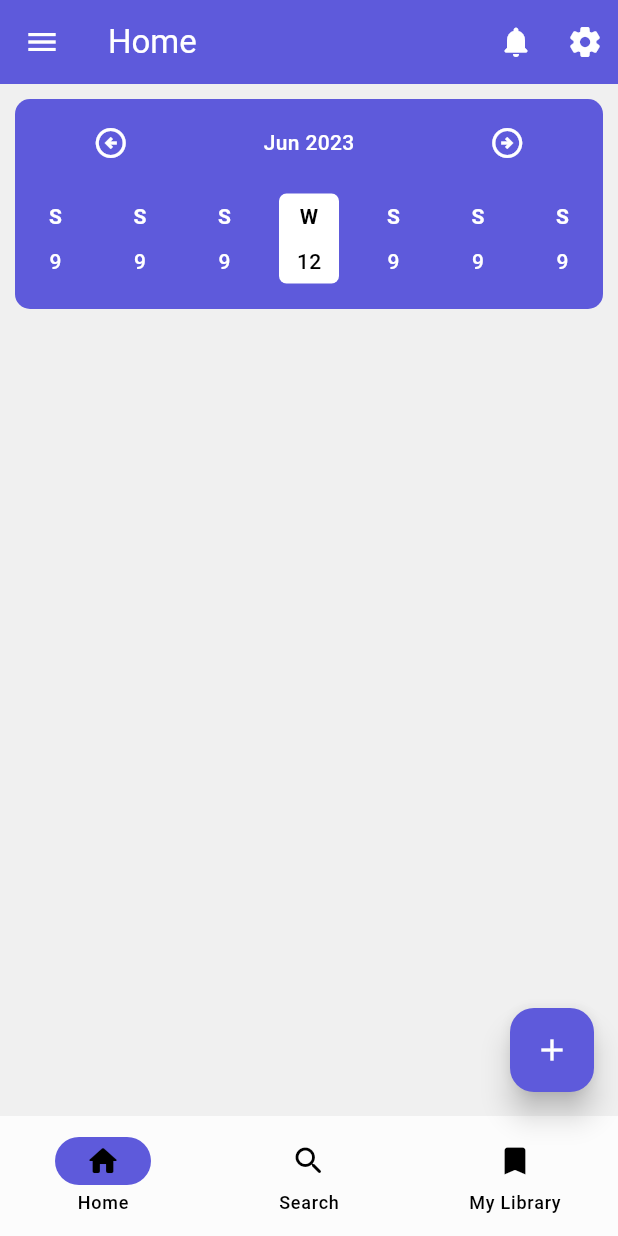
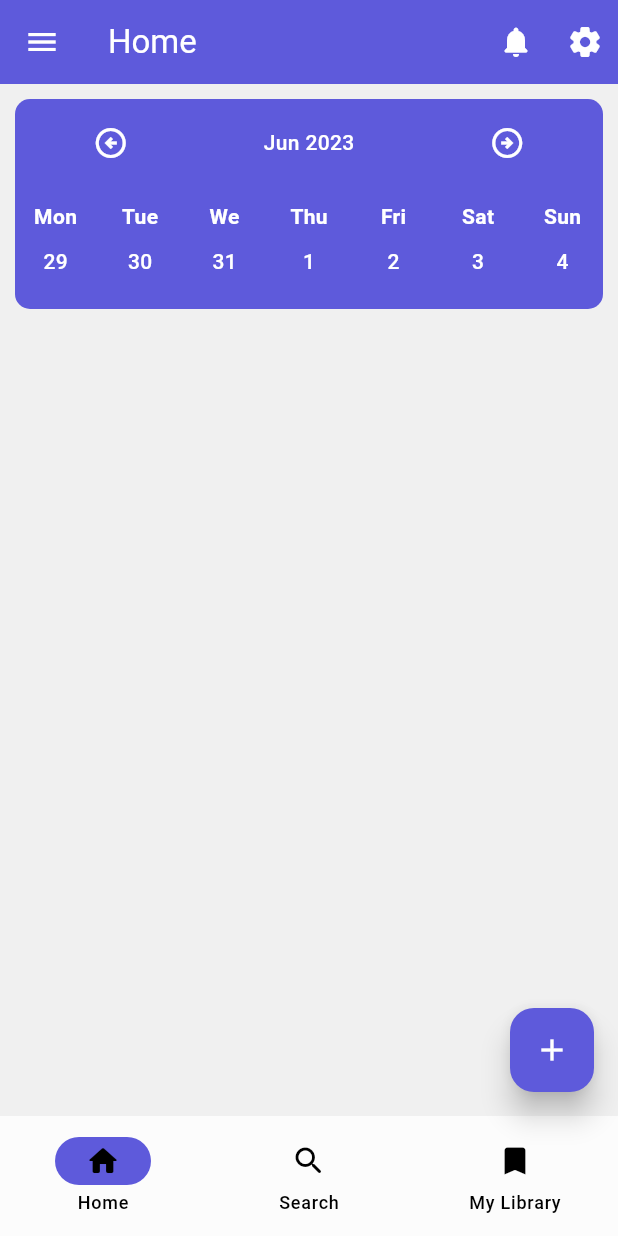
Before and after one commit to ngareleo/remindeer-frontend, a Flutter app: the screen it shows after launch, after a tap on the "arrow circle left" icon, after a tap on the "arrow circle right" icon, on a phone screen of 412 x 824 dp. Run offline on Flutter 3.47's test engine with Material 2 defaults, Android fonts, the phone set to English and light mode, and no system bars; our stand-ins replace flutter_svg.

Commit message:
Finish calendar chooser

```diff
--- a/remindeer/lib/main.dart
+++ b/remindeer/lib/main.dart
@@ -10,7 +10,7 @@ class MyApp extends StatefulWidget {
   const MyApp({Key? key}) : super(key: key);
 
   @override
-  _MyApp createState() => _MyApp();
+  State<StatefulWidget> createState() => _MyApp();
 }
 
 class _MyApp extends State<MyApp> {
--- a/remindeer/lib/src/common/utils/helpers/datetime.dart
+++ b/remindeer/lib/src/common/utils/helpers/datetime.dart
@@ -1,3 +1,5 @@
+import 'package:remindeer/src/common/utils/structs/date.dart';
+
 Map<int, String> mapMonthToString() {
   return {
     0: "Jan",
@@ -15,32 +17,29 @@ Map<int, String> mapMonthToString() {
   };
 }
 
-int getMonthLimit({required int month, required int year}) {
-  var limits = {
-    0: 31,
-    1: year % 4 == 0 ? 28 : 29,
-    2: 31,
-    3: 30,
-    4: 31,
-    5: 30,
-    6: 31,
-    7: 31,
-    8: 30,
-    9: 31,
-    10: 30,
-    11: 31,
-  };
-  return limits[month] ?? 31;
+List<Map<int, Date>> fillWeeks({required DateTime seed}) {
+  var days = ['Mon', 'Tue', 'We', 'Thu', 'Fri', 'Sat', 'Sun'];
+
+  var firstMondayTwoWeeksAgo = seed.weekday == DateTime.monday
+      ? seed.subtract(const Duration(days: 14))
+      : seed.subtract(Duration(days: seed.weekday + 13));
+
+  var weeks = <Map<int, Date>>[];
+  for (int j = 0; j < 4; j++) {
+    var map = <int, Date>{};
+    for (int i = 0; i < 7; i++) {
+      var next = firstMondayTwoWeeksAgo.add(Duration(days: j * 7 + i));
+      map.addAll({
+        next.day: Date(
+            date: next,
+            weekday: days[next.weekday - 1],
+            year: next.year,
+            month: next.month,
+            weekdate: next.weekday,
+            day: next.day)
+      });
+    }
+    weeks.add(map);
+  }
+  return weeks;
 }
-
-Map<int, String> fillDays({required DateTime seed}) {
-  var days = ['M', 'T', 'W', 'T', 'F', 'S', 'S'];
-  var map = {seed.day: days[seed.weekday]};
-  for (int i = 0; i < 15; i++) {
-    var forward = seed.add(Duration(days: i));
-    var backward = seed.subtract(Duration(days: i));
-    map.addAll({forward.day: days[forward.weekday]});
-    map.addAll({backward.day: days[backward.weekday]});
-  }
-  return map;
-}
--- /dev/null
+++ b/remindeer/lib/src/common/utils/structs/date.dart
@@ -0,0 +1,21 @@
+class Date {
+  final DateTime date; // date
+  final int year;
+  final int month;
+  final int day;
+  final int weekdate;
+  final String weekday; // mon, tue, wed
+
+  const Date(
+      {required this.date,
+      required this.weekday,
+      required this.year,
+      required this.month,
+      required this.weekdate,
+      required this.day});
+
+  @override
+  String toString() {
+    return "[Date] $year $month $day";
+  }
+}
--- a/remindeer/lib/src/screens/pages/dashboard/components/calendar_chooser.dart
+++ b/remindeer/lib/src/screens/pages/dashboard/components/calendar_chooser.dart
@@ -1,12 +1,14 @@
 import 'package:flutter/material.dart';
 import 'package:remindeer/src/common/utils/helpers/datetime.dart';
+import 'package:remindeer/src/common/utils/structs/date.dart';
 
 class CalendarChooserWidget extends StatefulWidget {
-  final Function? onDateChange;
-  const CalendarChooserWidget({Key? key, this.onDateChange}) : super(key: key);
+  final Function onDateChange;
+  const CalendarChooserWidget({Key? key, required this.onDateChange})
+      : super(key: key);
 
   @override
-  _CalendarChooserWidgetState createState() => _CalendarChooserWidgetState();
+  State<StatefulWidget> createState() => _CalendarChooserWidgetState();
 }
 
 class _CalendarChooserWidgetState extends State<CalendarChooserWidget> {
@@ -15,28 +17,21 @@ class _CalendarChooserWidgetState extends State<CalendarChooserWidget> {
   int day = 0;
   int weekday = 0;
   int year = 0;
-  Map<int, String> days = {};
-
-  @override
-  void setState(VoidCallback callback) {
-    super.setState(callback);
-  }
+  int activeWeek = 0;
+  List<Map<int, Date>> days = [];
 
   @override
   void initState() {
+    super.initState();
     var currentDate = DateTime.now();
     year = currentDate.year;
     month = currentDate.month;
     day = currentDate.day;
     weekday = currentDate.weekday;
-
-
-    super.initState();
-  }
-
-  @override
-  void dispose() {
-    super.dispose();
+    days = fillWeeks(seed: currentDate);
+    activeWeek = days.indexWhere((element) {
+      return element.keys.contains(day);
+    });
   }
 
   @override
@@ -67,10 +62,12 @@ class _CalendarChooserWidgetState extends State<CalendarChooserWidget> {
                   onTap: () => {
                     setState(() {
                       if (month == 0) {
+                        year--;
                         month = 11;
                       } else {
                         month--;
                       }
+                      days = fillWeeks(seed: DateTime(year, month + 1, 0));
                     })
                   },
                 ),
@@ -91,26 +88,64 @@ class _CalendarChooserWidgetState extends State<CalendarChooserWidget> {
                     setState(() {
                       if (month == 11) {
                         month = 0;
+                        year++;
                       } else {
                         month++;
                       }
+                      days = fillWeeks(seed: DateTime(year, month + 1, 0));
                     })
                   },
                 )
               ],
             ),
-            Row(
-              mainAxisSize: MainAxisSize.max,
-              mainAxisAlignment: MainAxisAlignment.spaceBetween,
-              children: [
-                InactiveDateItem(),
-                InactiveDateItem(),
-                InactiveDateItem(),
-                ActiveDateItem(),
-                InactiveDateItem(),
-                InactiveDateItem(),
-                InactiveDateItem(),
-              ],
+            GestureDetector(
+              onHorizontalDragUpdate: (details) {
+                int sensitivity = 8;
+                if (details.delta.dx > sensitivity) {
+                  setState(() {
+                    if (activeWeek == 3) {
+                      activeWeek = 0;
+                    } else {
+                      activeWeek++;
+                    }
+                  });
+                } else if (details.delta.dx < -sensitivity) {
+                  setState(() {
+                    if (activeWeek == 0) {
+                      activeWeek = 3;
+                    } else {
+                      activeWeek--;
+                    }
+                  });
+                }
+              },
+              child: Row(
+                mainAxisSize: MainAxisSize.max,
+                mainAxisAlignment: MainAxisAlignment.spaceBetween,
+                children: List.generate(7, (index) {
+                  var item = days[activeWeek].entries.elementAt(index);
+                  if (item.key == day) {
+                    return GestureDetector(
+                      child: ActiveDateItem(
+                          label: item.value.weekday,
+                          date: item.value.day.toString()),
+                      onTap: () {
+                        setState(() {});
+                      },
+                    );
+                  }
+                  return GestureDetector(
+                    onTap: () {
+                      setState(() {
+                        day = item.key;
+                      });
+                      widget.onDateChange(item.value.date);
+                    },
+                    child: InactiveDateItem(
+                        date: item.key.toString(), label: item.value.weekday),
+                  );
+                }),
+              ),
             ),
           ],
         ),
@@ -119,11 +154,15 @@ class _CalendarChooserWidgetState extends State<CalendarChooserWidget> {
   }
 }
 
-class ActiveDateItem extends StatelessWidget {
-  const ActiveDateItem({
-    super.key,
-  });
+class ActiveDateItem extends StatefulWidget {
+  const ActiveDateItem({super.key, required this.label, required this.date});
+  final String label;
+  final String date;
+  @override
+  State<StatefulWidget> createState() => _ActiveDateItem();
+}
 
+class _ActiveDateItem extends State<ActiveDateItem> {
   @override
   Widget build(BuildContext context) {
     return Container(
@@ -138,17 +177,17 @@ class ActiveDateItem extends StatelessWidget {
         mainAxisSize: MainAxisSize.max,
         mainAxisAlignment: MainAxisAlignment.spaceAround,
         children: [
-          const Text(
-            'W',
-            style: TextStyle(
+          Text(
+            widget.label,
+            style: const TextStyle(
               fontFamily: 'Roboto',
               color: Colors.black,
               fontWeight: FontWeight.bold,
             ),
           ),
-          const Text(
-            '12',
-            style: TextStyle(
+          Text(
+            widget.date,
+            style: const TextStyle(
               fontFamily: 'Roboto',
               color: Colors.black,
               fontWeight: FontWeight.w500,
@@ -160,11 +199,16 @@ class ActiveDateItem extends StatelessWidget {
   }
 }
 
-class InactiveDateItem extends StatelessWidget {
-  const InactiveDateItem({
-    super.key,
-  });
+class InactiveDateItem extends StatefulWidget {
+  const InactiveDateItem({super.key, required this.date, required this.label});
+  final String label;
+  final String date;
 
+  @override
+  State<StatefulWidget> createState() => _InactiveDateItem();
+}
+
+class _InactiveDateItem extends State<InactiveDateItem> {
   @override
   Widget build(BuildContext context) {
     return Container(
@@ -179,16 +223,16 @@ class InactiveDateItem extends StatelessWidget {
         mainAxisAlignment: MainAxisAlignment.spaceAround,
         children: [
           Text(
-            'S',
-            style: TextStyle(
+            widget.label,
+            style: const TextStyle(
               fontFamily: 'Roboto',
               color: Colors.white,
               fontWeight: FontWeight.bold,
             ),
           ),
           Text(
-            '9',
-            style: TextStyle(
+            widget.date,
+            style: const TextStyle(
               fontFamily: 'Roboto',
               color: Colors.white,
               fontWeight: FontWeight.w500,
--- a/remindeer/lib/src/screens/pages/dashboard/dashboard.dart
+++ b/remindeer/lib/src/screens/pages/dashboard/dashboard.dart
@@ -7,17 +7,21 @@ class Dashboard extends StatefulWidget {
   });
 
   @override
-  _Dashboard createState() => _Dashboard();
+  State<StatefulWidget> createState() => _Dashboard();
 }
 
 class _Dashboard extends State<Dashboard> {
-  void onChangeDate() {}
-  DateTime? viewDate;
+  DateTime? viewDate = DateTime.now();
+  void onChangeDate(DateTime focus) {
+    debugPrint("[dashboard] Date changed to $focus");
+    setState(() {
+      viewDate = focus;
+    });
+  }
 
   @override
   void initState() {
     super.initState();
-    viewDate = DateTime.now();
   }
 
   @override
--- a/remindeer/pubspec.yaml
+++ b/remindeer/pubspec.yaml
@@ -36,6 +36,7 @@ dependencies:
   # Use with the CupertinoIcons class for iOS style icons.
   cupertino_icons: ^1.0.2
   flutter_svg: ^2.0.5
+  logging: ^1.1.1
 
 dev_dependencies:
   flutter_test:
```
